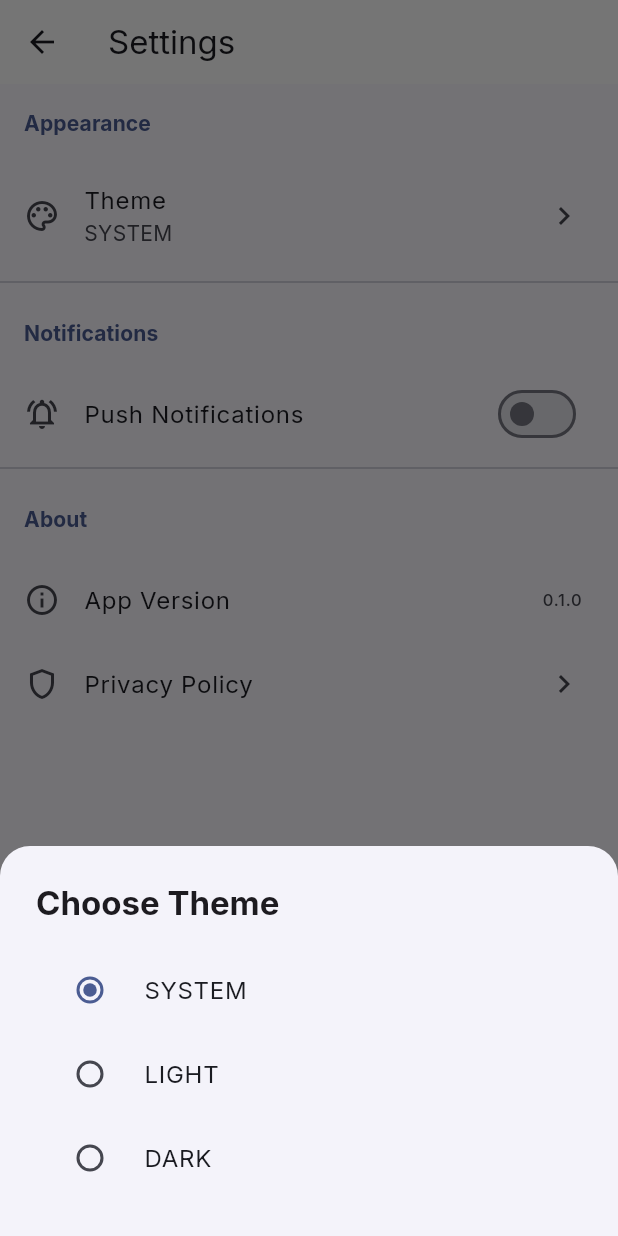
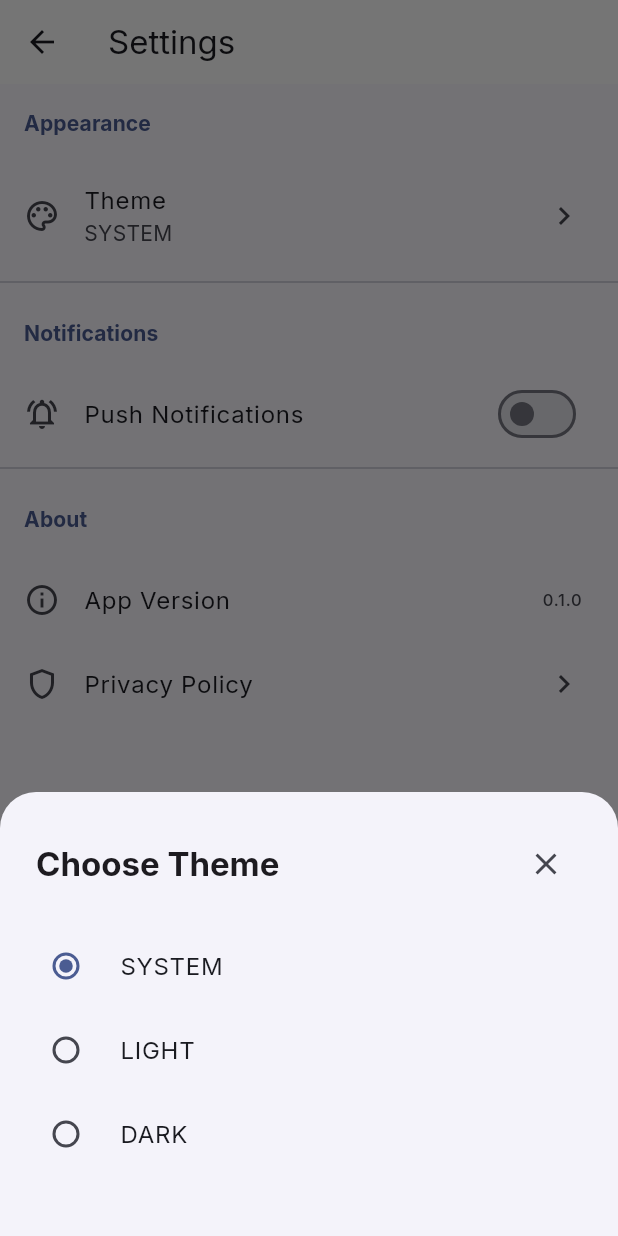
Before and after one commit to shabeen07/Shop-ease, a Flutter app: the SettingsPage screen opened by its route, after a tap on "Theme", on a phone screen of 412 x 824 dp. Run offline on Flutter 3.47's test engine with Material 3 defaults, Android fonts, the phone set to English and light mode, and no system bars; our stand-ins replace dartz, dio, equatable, flutter_bloc, get_it, go_router and 3 more; accounts and stored records are empty; generated files the repository leaves out were written again; network calls fail.

Commit message:
Refine UI layouts, enhance Profile aesthetics, and improve navigation flow
- **UI & UX:**
    - Redesigned the Profile header with a multi-color brand gradient, improved typography, and refined avatar styling.
    - Enhanced the Theme Selector bottom sheet in Settings with `SafeArea` support, a close button, and improved spacing.
    - Updated `HomePage` to only show a full-screen loading indicator when the product list is empty, improving the feel of incremental updates.
- **Navigation:**
    - Added explicit back buttons to the `NotificationsPage` and `ProfilePage` app bars to provide consistent navigation back to the Home screen.
- **Data:**
    - Updated `ProductRemoteDataSource` to robustly parse category data, handling both simple strings and structured objects (mapping `name` or `slug` fields).
- **Refactoring:**
    - Simplified `HomePage` by extracting `_buildMainContent` and standardizing widget formatting.
    - Improved code consistency and indentation across multiple presentation components.
- **Documentation:**
    - Synchronized the `prototype.html` file to reflect the new Profile styling and navigation updates.

```diff
--- a/lib/features/settings/presentation/pages/settings_page.dart
+++ b/lib/features/settings/presentation/pages/settings_page.dart
@@ -53,20 +53,31 @@ class SettingsPage extends StatelessWidget {
   void _showThemeSelector(BuildContext context, AppThemeMode currentMode) {
     showModalBottomSheet<void>(
       context: context,
+      isScrollControlled: true,
       shape: const RoundedRectangleBorder(
-        borderRadius: BorderRadius.vertical(top: Radius.circular(20)),
+        borderRadius: BorderRadius.vertical(top: Radius.circular(24)),
       ),
-      builder: (context) => Padding(
-        padding: const EdgeInsets.all(24.0),
+      builder: (context) => SafeArea(
+        child: Padding(
+          padding: const EdgeInsets.fromLTRB(24, 24, 24, 40),
           child: Column(
             mainAxisSize: MainAxisSize.min,
             crossAxisAlignment: CrossAxisAlignment.start,
             children: [
+              Row(
+                mainAxisAlignment: MainAxisAlignment.spaceBetween,
+                children: [
                   Text(
                     'Choose Theme',
-              style: Theme.of(
-                context,
-              ).textTheme.titleLarge?.copyWith(fontWeight: FontWeight.bold),
+                    style: Theme.of(context).textTheme.titleLarge?.copyWith(
+                      fontWeight: FontWeight.bold,
+                    ),
+                  ),
+                  IconButton(
+                    onPressed: () => Navigator.pop(context),
+                    icon: const Icon(Icons.close),
+                  ),
+                ],
               ),
               const SizedBox(height: 16),
               RadioGroup<AppThemeMode>(
@@ -83,12 +94,14 @@ class SettingsPage extends StatelessWidget {
                         (mode) => RadioListTile<AppThemeMode>(
                           title: Text(mode.name.toUpperCase()),
                           value: mode,
+                          contentPadding: EdgeInsets.zero,
                         ),
                       )
                       .toList(),
                 ),
               ),
             ],
+          ),
         ),
       ),
     );
```
Also changed, not shown: lib/features/notifications/presentation/pages/notifications_page.dart (+6 -2 lines), lib/features/products/data/datasources/product_remote_data_source.dart (+6 -1 lines), lib/features/products/presentation/pages/home_page.dart (+27 -26 lines), lib/features/profile/presentation/pages/profile_page.dart (+28 -10 lines), 1 other file. Lines whose indentation alone changed are shown as unchanged.
